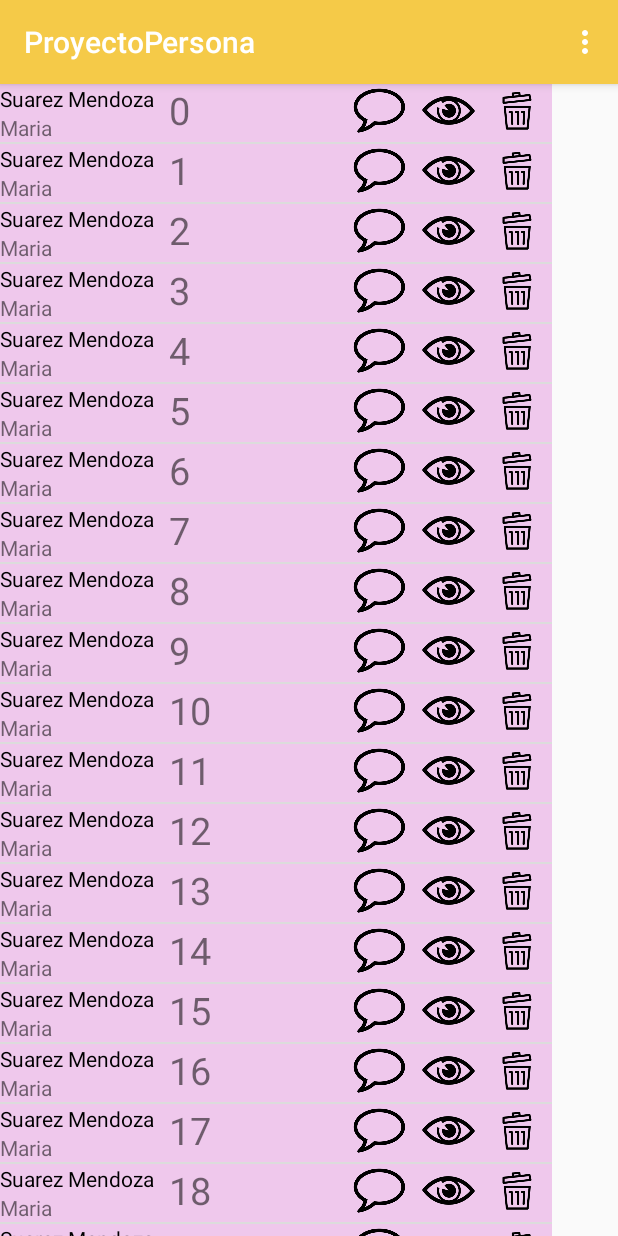
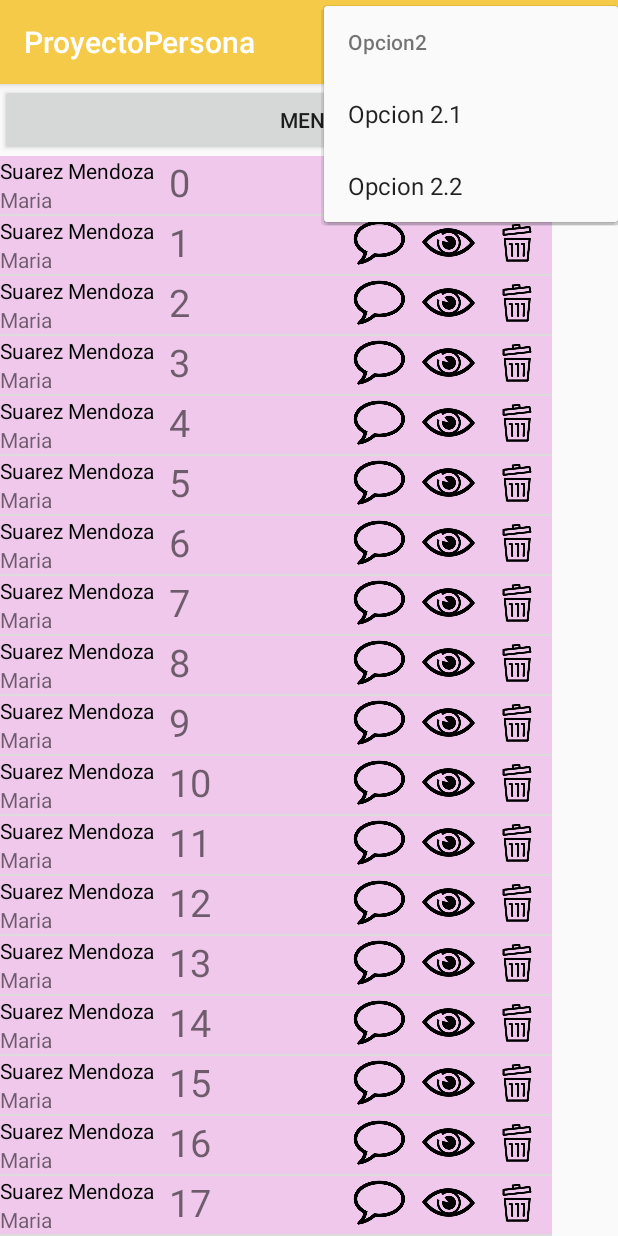
Before and after one commit to juanminm/dam2-pmm, an Android app: the screen it shows after launch (MainActivity), in the options menu, after a tap on "Opcion2", on a phone screen of 412 x 824 dp. Run offline under Robolectric (Android 15) with nearby library versions, the phone set to English and light mode, and no system bars.

Commit message:
Añadir submenus y menu contextual

```diff
--- a/ProyectoPersona/app/src/main/res/layout/activity_main.xml
+++ b/ProyectoPersona/app/src/main/res/layout/activity_main.xml
@@ -4,8 +4,13 @@
     xmlns:tools="http://schemas.android.com/tools"
     android:layout_width="match_parent"
     android:layout_height="match_parent"
+    android:orientation="vertical"
     tools:context="org.institutoserpis.juanminm.proyectopersona.MainActivity">
-
+    <Button
+        android:id="@+id/boton"
+        android:layout_width="match_parent"
+        android:layout_height="wrap_content"
+        android:text="Menu" />
     <ListView
         android:id="@+id/LstOpciones"
         android:layout_height="wrap_content"
--- a/ProyectoPersona/app/src/main/res/menu/menu.xml
+++ b/ProyectoPersona/app/src/main/res/menu/menu.xml
@@ -2,6 +2,13 @@
 <menu
     xmlns:android="http://schemas.android.com/apk/res/android">
     <item android:id="@+id/MnuOpc1" android:title="Opcion1"></item>
-    <item android:id="@+id/MnuOpc2" android:title="Opcion2"></item>
+    <item android:id="@+id/MnuOpc2" android:title="Opcion2">
+        <menu>
+            <item android:id="@+id/SubMnuOpc1"
+                android:title="Opcion 2.1" />
+            <item android:id="@+id/SubMnuOpc2"
+                android:title="Opcion 2.2" />
+        </menu>
+    </item>
     <item android:id="@+id/MnuOpc3" android:title="Acerca de..."></item>
 </menu>
--- /dev/null
+++ b/ProyectoPersona/app/src/main/res/menu/menu_ctx_etiqueta.xml
@@ -0,0 +1,8 @@
+<?xml version="1.0" encoding="utf-8"?>
+<menu
+    xmlns:android="http://schemas.android.com/apk/res/android">
+    <item android:id="@+id/CtxLblOpc1"
+        android:title="OpcEtiqueta1"></item>
+    <item android:id="@+id/CtxLblOpc2"
+        android:title="OpcEtiqueta2"></item>
+</menu>
```
Also changed, not shown: ProyectoPersona/app/src/main/java/org/institutoserpis/juanminm/proyectopersona/MainActivity.java (+34 -0 lines).
